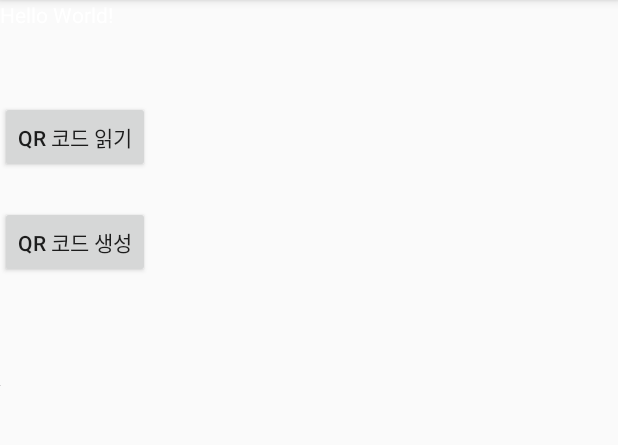
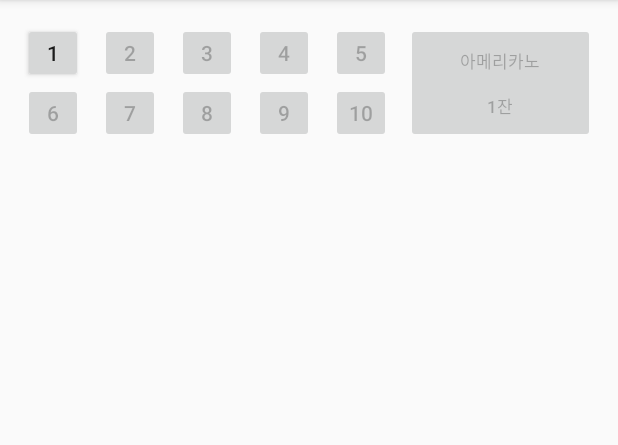
Before and after one commit to YDHouse/1637cafe, an Android app: the Tab3Activity screen opened directly, with no data from a screen before it, on a phone screen of 412 x 824 dp, the part 84-529 px from its top. Run offline under Robolectric (Android 15) with nearby library versions, the phone set to English and light mode, and no system bars.

Commit message:
쿠폰 레이아웃 디자인

```diff
--- a/app/src/main/java/yd/cafe1637/Tab3Activity.java
+++ b/app/src/main/java/yd/cafe1637/Tab3Activity.java
@@ -9,7 +9,7 @@ import android.util.Log;
 import android.view.View;
 import android.widget.Button;
 import android.widget.ImageView;
-import android.widget.TextView;
+import android.widget.Toast;
 
 import com.google.zxing.BarcodeFormat;
 import com.google.zxing.MultiFormatWriter;
@@ -19,28 +19,30 @@ import com.google.zxing.integration.android.IntentResult;
 
 public class Tab3Activity extends AppCompatActivity implements View.OnClickListener {
 
+    private Button btn_coupon_02;
+
     @Override
     protected void onCreate(Bundle savedInstanceState) {
         super.onCreate(savedInstanceState);
         setContentView(R.layout.activity_tab3);
 
         //버튼 클릭 이벤트 - QR 코드 읽기
-        Button btn_readQR = (Button) findViewById(R.id.button_readQR);
-        btn_readQR.setOnClickListener(this);
+        Button btn_coupon_01 = (Button) findViewById(R.id.btn_coupon_01);
+        btn_coupon_01.setOnClickListener(this);
 
         //버튼 클릭 이벤트 - QR 코드 생성
-        Button btn_createQR = (Button) findViewById(R.id.button_createQR);
-        btn_createQR.setOnClickListener(this);
+        btn_coupon_02 = (Button) findViewById(R.id.btn_coupon_02);
+        btn_coupon_02.setOnClickListener(this);
     }
 
     @Override
     public void onClick(View v) {
         //QR 코드 읽기
-        if(v.getId() == R.id.button_readQR) {
+        if(v.getId() == R.id.btn_coupon_01) {
             //QR 코드 읽는 카메라 호출
             new IntentIntegrator(this).initiateScan();
         }
-
+/*
         //QR 코드 생성
         if(v.getId() == R.id.button_createQR) {
             MultiFormatWriter gen = new MultiFormatWriter();
@@ -63,18 +65,29 @@ public class Tab3Activity extends AppCompatActivity implements View.OnClickListe
                 e.printStackTrace();
             }
         }
+        */
     }
 
     //QR 코드 읽은 후의 이벤트
     @Override
     protected void onActivityResult(int requestCode, int resultCode, Intent data) {
         IntentResult result = IntentIntegrator.parseActivityResult(requestCode, resultCode, data);
+
+        Log.v("확인", "" + result.getContents());
+
         //Intent intent = new Intent(Intent.ACTION_VIEW, Uri.parse(result.getContents()));
         //startActivity(intent);
 
-        Log.v("확인", "" + result);
+        //TextView tv = (TextView) findViewById(R.id.textView);
+        //tv.setText(result.getContents());
 
-        TextView tv = (TextView) findViewById(R.id.textView);
-        tv.setText(result.getContents());
+        String pw = "test1234567**";
+        String check = result.getContents();
+
+        if (check.equals(pw)) {
+            btn_coupon_02.setEnabled(true);
+        } else {
+            Toast.makeText(this, "잘못된 QR 코드입니다.", Toast.LENGTH_SHORT).show();
+        }
     }
 }
--- a/app/src/main/res/layout/activity_tab3.xml
+++ b/app/src/main/res/layout/activity_tab3.xml
@@ -1,42 +1,131 @@
 <?xml version="1.0" encoding="utf-8"?>
 <LinearLayout xmlns:android="http://schemas.android.com/apk/res/android"
-    xmlns:app="http://schemas.android.com/apk/res-auto"
     android:orientation="vertical"
     android:layout_width="match_parent"
     android:layout_height="match_parent">
 
-    <TextView
-        android:id="@+id/textView"
-        android:layout_width="wrap_content"
+
+    <LinearLayout
+        android:layout_width="match_parent"
         android:layout_height="wrap_content"
-        android:text="Hello World!"
-        android:textColor="#FFFFFF"/>
+        android:layout_marginBottom="15dp"
+        android:layout_marginLeft="15dp"
+        android:layout_marginRight="15dp"
+        android:layout_marginTop="15dp"
+        android:orientation="horizontal">
 
-    <Button
-        android:text="QR 코드 읽기"
-        android:layout_width="wrap_content"
-        android:layout_height="wrap_content"
-        android:layout_below="@+id/textView"
-        android:layout_alignParentStart="true"
-        android:layout_marginTop="48dp"
-        android:id="@+id/button_readQR" />
+        <RelativeLayout
+            android:layout_width="wrap_content"
+            android:layout_height="match_parent"
+            android:layout_marginRight="10dp">
 
-    <Button
-        android:text="QR 코드 생성"
-        android:layout_width="wrap_content"
-        android:layout_height="wrap_content"
-        android:layout_below="@+id/button_readQR"
-        android:layout_alignParentStart="true"
-        android:layout_marginTop="22dp"
-        android:id="@+id/button_createQR" />
+            <Button
+                android:id="@+id/btn_coupon_01"
+                android:layout_width="40dp"
+                android:layout_height="40dp"
+                android:text="1" />
 
-    <ImageView
-        android:layout_width="wrap_content"
-        android:layout_height="wrap_content"
-        app:srcCompat="@color/zxing_possible_result_points"
-        android:layout_below="@+id/button_createQR"
-        android:layout_alignParentStart="true"
-        android:layout_marginTop="71dp"
-        android:id="@+id/imageView" />
+            <Button
+                android:id="@+id/btn_coupon_02"
+                android:layout_width="40dp"
+                android:layout_height="40dp"
+                android:layout_alignParentTop="true"
+                android:layout_marginStart="11dp"
+                android:layout_toEndOf="@+id/btn_coupon_01"
+                android:enabled="false"
+                android:text="2" />
+
+            <Button
+                android:id="@+id/btn_coupon_03"
+                android:layout_width="40dp"
+                android:layout_height="40dp"
+                android:layout_alignParentTop="true"
+                android:layout_marginStart="11dp"
+                android:layout_toEndOf="@+id/btn_coupon_02"
+                android:enabled="false"
+                android:text="3" />
+
+            <Button
+                android:id="@+id/btn_coupon_04"
+                android:layout_width="40dp"
+                android:layout_height="40dp"
+                android:layout_alignParentTop="true"
+                android:layout_marginStart="11dp"
+                android:layout_toEndOf="@+id/btn_coupon_03"
+                android:enabled="false"
+                android:text="4" />
+
+            <Button
+                android:id="@+id/btn_coupon_05"
+                android:layout_width="40dp"
+                android:layout_height="40dp"
+                android:layout_alignParentTop="true"
+                android:layout_marginStart="11dp"
+                android:layout_toEndOf="@+id/btn_coupon_04"
+                android:enabled="false"
+                android:text="5" />
+
+            <Button
+                android:id="@+id/btn_coupon_06"
+                android:layout_width="40dp"
+                android:layout_height="40dp"
+                android:layout_alignParentStart="true"
+                android:layout_below="@+id/btn_coupon_01"
+                android:enabled="false"
+                android:text="6" />
+
+            <Button
+                android:id="@+id/btn_coupon_07"
+                android:layout_width="40dp"
+                android:layout_height="40dp"
+                android:layout_alignStart="@+id/btn_coupon_02"
+                android:layout_below="@+id/btn_coupon_02"
+                android:enabled="false"
+                android:text="7" />
+
+            <Button
+                android:id="@+id/btn_coupon_08"
+                android:layout_width="40dp"
+                android:layout_height="40dp"
+                android:layout_alignStart="@+id/btn_coupon_03"
+                android:layout_below="@+id/btn_coupon_03"
+                android:enabled="false"
+                android:text="8" />
+
+            <Button
+                android:id="@+id/btn_coupon_09"
+                android:layout_width="40dp"
+                android:layout_height="40dp"
+                android:layout_alignStart="@+id/btn_coupon_04"
+                android:layout_below="@+id/btn_coupon_04"
+                android:enabled="false"
+                android:text="9" />
+
+            <Button
+                android:id="@+id/btn_coupon_10"
+                android:layout_width="40dp"
+                android:layout_height="40dp"
+                android:layout_alignStart="@+id/btn_coupon_05"
+                android:layout_below="@+id/btn_coupon_05"
+                android:enabled="false"
+                android:text="10" />
+
+        </RelativeLayout>
+
+        <LinearLayout
+            android:layout_width="match_parent"
+            android:layout_height="match_parent"
+            android:orientation="vertical">
+
+            <Button
+                android:id="@+id/btn_coupon_used_01"
+                android:layout_width="match_parent"
+                android:layout_height="match_parent"
+                android:enabled="false"
+                android:text="아메리카노\n\n1잔"
+                android:textSize="11sp" />
+        </LinearLayout>
+
+    </LinearLayout>
 
 </LinearLayout>
```
